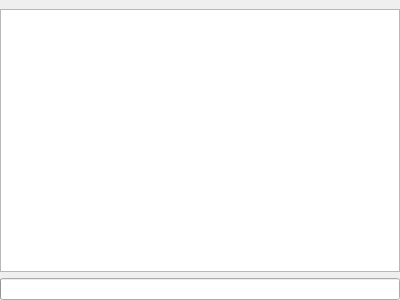
Old version of the form application/GUI/WidgetSearch.ui in the repository Ummon/D-LAN.
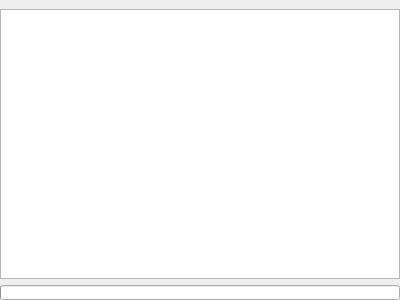
New version of the form.

Commit message: * Lot of changes for the search widget (and depending classes). Almost finished. * Add a logger.

```diff
--- a/application/GUI/WidgetSearch.ui
+++ b/application/GUI/WidgetSearch.ui
@@ -27,10 +27,20 @@
     <number>0</number>
    </property>
    <item>
-    <widget class="QTreeView" name="treeView"/>
+    <widget class="QTreeView" name="treeView">
+     <property name="alternatingRowColors">
+      <bool>true</bool>
+     </property>
+    </widget>
    </item>
    <item>
     <widget class="QProgressBar" name="prgSearch">
+     <property name="maximumSize">
+      <size>
+       <width>16777215</width>
+       <height>15</height>
+      </size>
+     </property>
      <property name="value">
       <number>0</number>
      </property>
```
The commit also changes 15 other files.
